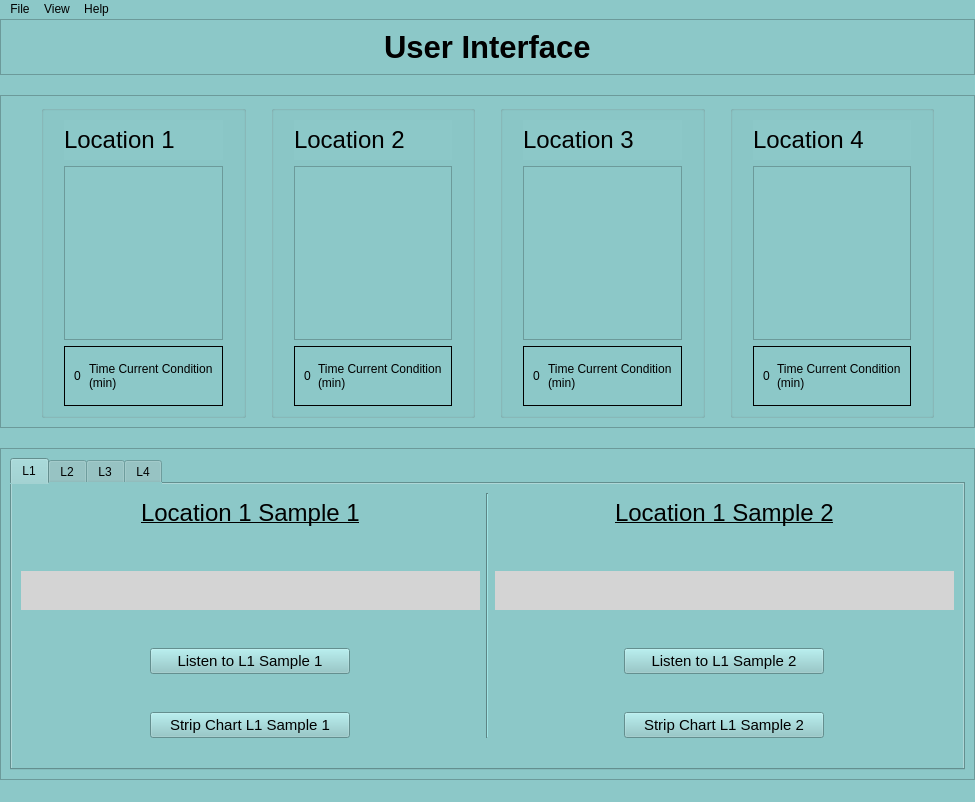
Qt form UI_interface.ui (ali7haider/Sound_Detector_Client) before a commit.
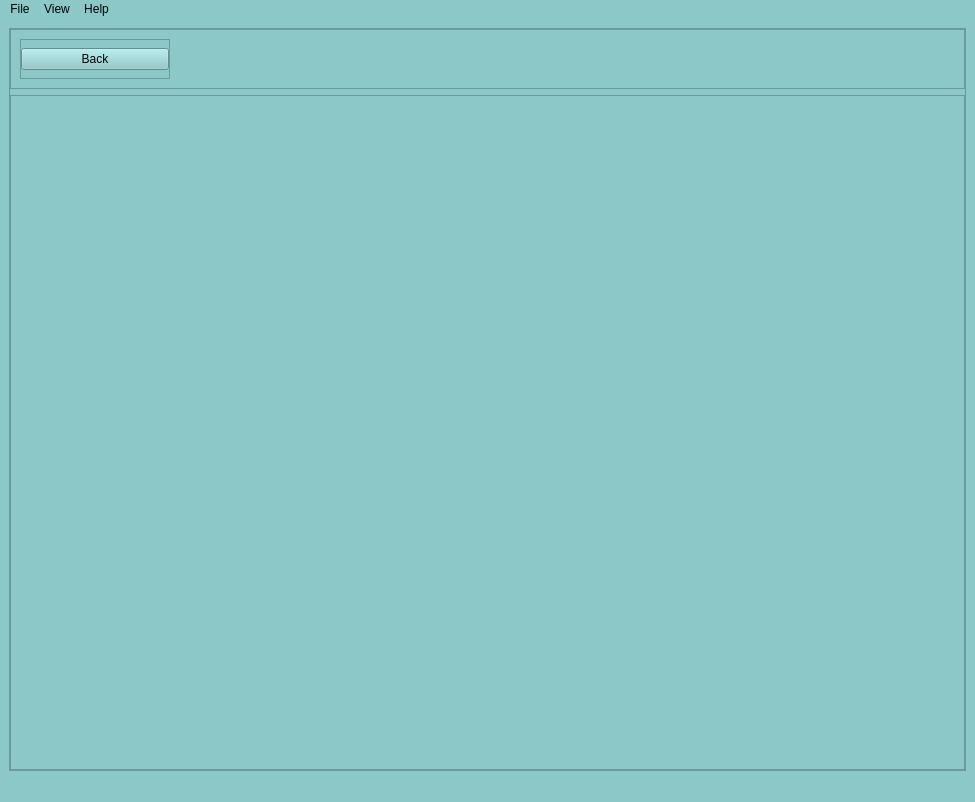
The same form after that commit. The open tabs and pages were chosen to show the change.

Commit message: Add Graph plot

The edit to the form file:
```diff
--- a/UI_interface.ui
+++ b/UI_interface.ui
@@ -1619,6 +1619,123 @@
         </item>
        </layout>
       </widget>
+      <widget class="QWidget" name="page_3">
+       <layout class="QVBoxLayout" name="verticalLayout_10">
+        <item>
+         <widget class="QFrame" name="frame_9">
+          <property name="frameShape">
+           <enum>QFrame::StyledPanel</enum>
+          </property>
+          <property name="frameShadow">
+           <enum>QFrame::Raised</enum>
+          </property>
+          <layout class="QVBoxLayout" name="verticalLayout_13">
+           <property name="leftMargin">
+            <number>0</number>
+           </property>
+           <property name="topMargin">
+            <number>0</number>
+           </property>
+           <property name="rightMargin">
+            <number>0</number>
+           </property>
+           <property name="bottomMargin">
+            <number>0</number>
+           </property>
+           <item>
+            <widget class="QFrame" name="frame_10">
+             <property name="maximumSize">
+              <size>
+               <width>16777215</width>
+               <height>60</height>
+              </size>
+             </property>
+             <property name="frameShape">
+              <enum>QFrame::StyledPanel</enum>
+             </property>
+             <property name="frameShadow">
+              <enum>QFrame::Raised</enum>
+             </property>
+             <layout class="QHBoxLayout" name="horizontalLayout_8">
+              <item alignment="Qt::AlignLeft">
+               <widget class="QFrame" name="frame_12">
+                <property name="minimumSize">
+                 <size>
+                  <width>150</width>
+                  <height>0</height>
+                 </size>
+                </property>
+                <property name="maximumSize">
+                 <size>
+                  <width>16777215</width>
+                  <height>50</height>
+                 </size>
+                </property>
+                <property name="frameShape">
+                 <enum>QFrame::StyledPanel</enum>
+                </property>
+                <property name="frameShadow">
+                 <enum>QFrame::Raised</enum>
+                </property>
+                <layout class="QHBoxLayout" name="horizontalLayout_7">
+                 <property name="leftMargin">
+                  <number>0</number>
+                 </property>
+                 <property name="topMargin">
+                  <number>0</number>
+                 </property>
+                 <property name="rightMargin">
+                  <number>0</number>
+                 </property>
+                 <property name="bottomMargin">
+                  <number>0</number>
+                 </property>
+                 <item>
+                  <widget class="QPushButton" name="btnBack_2">
+                   <property name="maximumSize">
+                    <size>
+                     <width>150</width>
+                     <height>16777215</height>
+                    </size>
+                   </property>
+                   <property name="text">
+                    <string>Back</string>
+                   </property>
+                  </widget>
+                 </item>
+                </layout>
+               </widget>
+              </item>
+             </layout>
+            </widget>
+           </item>
+           <item>
+            <widget class="QFrame" name="frame_11">
+             <property name="frameShape">
+              <enum>QFrame::StyledPanel</enum>
+             </property>
+             <property name="frameShadow">
+              <enum>QFrame::Raised</enum>
+             </property>
+             <layout class="QVBoxLayout" name="verticalLayout_14">
+              <item>
+               <widget class="QLabel" name="lblGraph">
+                <property name="text">
+                 <string/>
+                </property>
+                <property name="scaledContents">
+                 <bool>true</bool>
+                </property>
+               </widget>
+              </item>
+             </layout>
+            </widget>
+           </item>
+          </layout>
+         </widget>
+        </item>
+       </layout>
+      </widget>
      </widget>
     </item>
    </layout>
```
The commit also changes 2 other files.
